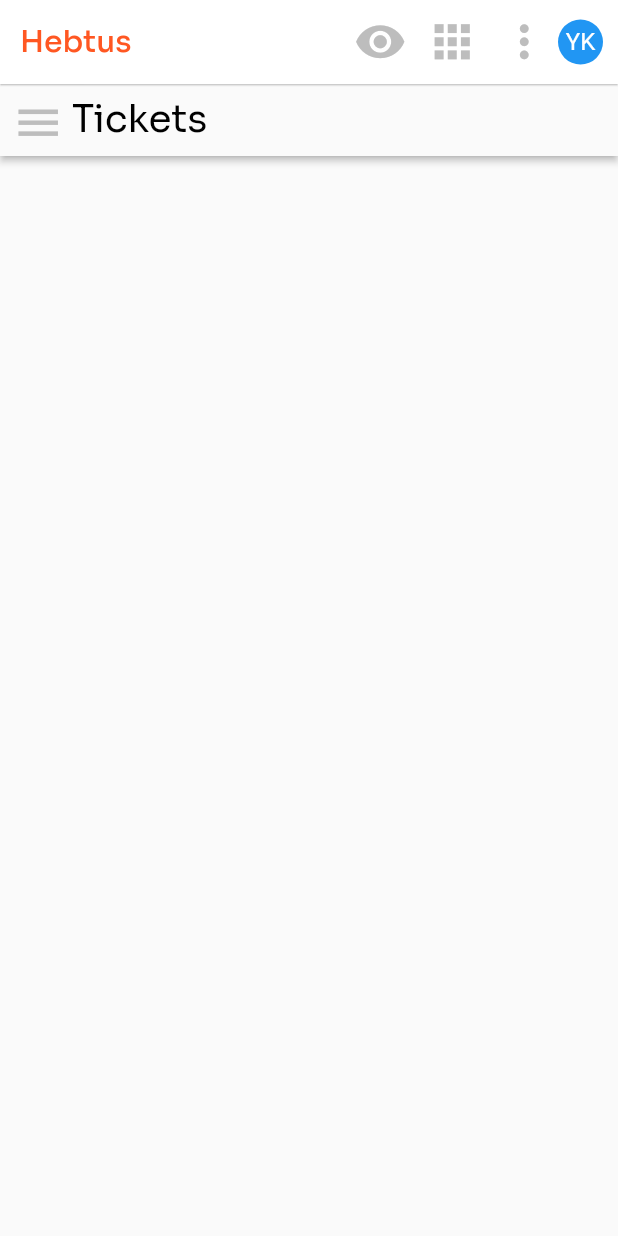
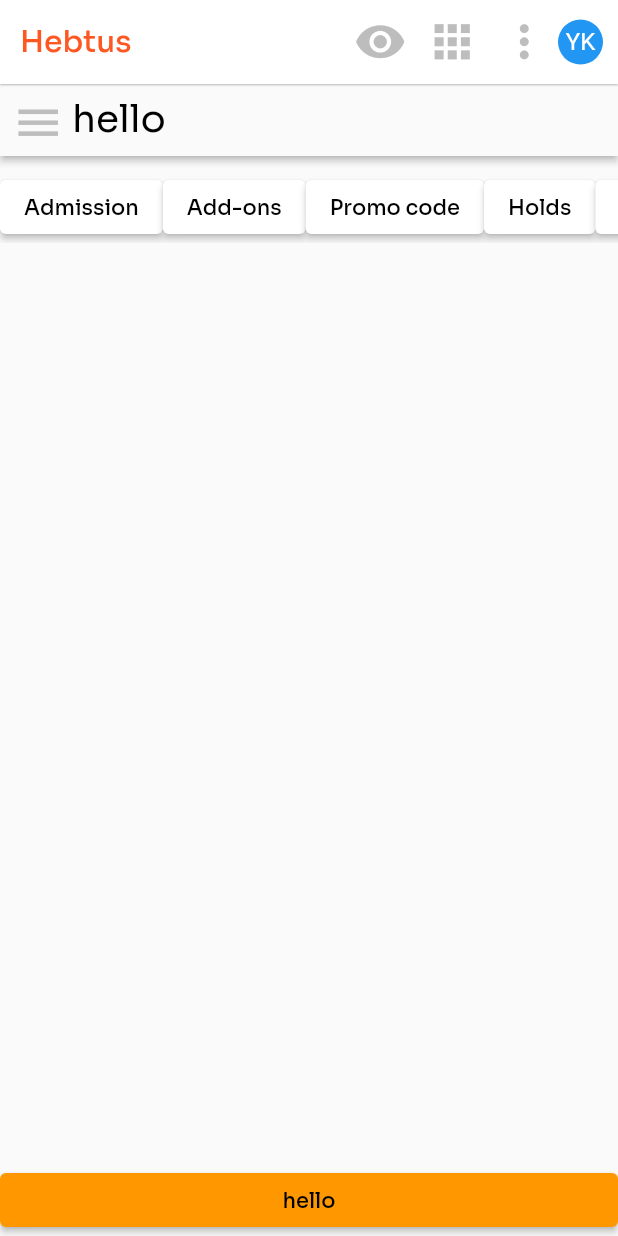
Before and after one commit to Hebtus/Cross-platform, a Flutter app: the Tickets screen opened directly, on a phone screen of 412 x 824 dp. Run offline on Flutter 3.47's test engine with Material 2 defaults, Android fonts, the phone set to English and light mode, and no system bars; our stand-ins replace flutter_svg, google_fonts.

Commit message:
textfiled limit and tickets start
fixed the character limit in textfiled in basic info and made the tab navigation for tickets page

```diff
--- a/hebtus_crossplatform/lib/main.dart
+++ b/hebtus_crossplatform/lib/main.dart
@@ -1,4 +1,5 @@
 import 'package:flutter/material.dart';
+import 'package:hebtus_crossplatform/screens/Creator/Tickets/TicketsAssign.dart';
 import 'package:hebtus_crossplatform/theme/style.dart';
 import 'package:provider/provider.dart';
 import 'screens/all_screens.dart';
--- a/hebtus_crossplatform/lib/screens/Creator/Tickets/TicketsAssign.dart
+++ b/hebtus_crossplatform/lib/screens/Creator/Tickets/TicketsAssign.dart
@@ -1,5 +1,12 @@
 import 'package:flutter/material.dart';
 import 'package:hebtus_crossplatform/screens/Creator/Components/CreatorComponents.dart';
+
+String pageTitle='hello';
+bool  buttonAdmission=true;
+bool  buttonAddons=false;
+bool  buttonPromoCode=false;
+bool  buttonHold=false;
+bool  buttonSettings=false;
 class Tickets extends StatefulWidget {
   const Tickets({Key? key}) : super(key: key);
 
@@ -13,26 +20,148 @@ class _TicketsState extends State<Tickets> {
   @override
   Widget build(BuildContext context) {
     return Scaffold(
+        bottomSheet: Container(
+          width: MediaQuery.of(context).size.width,
+          child: ElevatedButton(onPressed: () {  }, child: Text('hello'),),
+        ),
         key: _globalKey,
         appBar: appBarModule(),
-    drawer: appDrawer(context),
-    body: SingleChildScrollView(
-    child: Column(
-    children: [
-    sideMenuModule(_globalKey,'Tickets'),
+        drawer: appDrawer(context),
+        body: SingleChildScrollView(
+            child: Column(children: [
+
+            sideMenuModule(_globalKey, pageTitle),
+              SizedBox(
+                height: 10,
+              ),
+              SingleChildScrollView(
+                scrollDirection: Axis.horizontal,
+                child: Row(
+                  children: [
+                    ElevatedButton(onPressed: (){
+                      setState(() {
+                         buttonAdmission=true;
+                         buttonAddons=  buttonAddons?false:false;
+                         buttonPromoCode= buttonPromoCode?false:false;
+                         buttonHold=buttonHold?false:false;
+                         buttonSettings=buttonSettings?false:false;
+                         pageTitle='Tickets';
+                      });
+
+                    },
+                        child: Text('Admission'),
+                      style: ElevatedButton.styleFrom(
+                        backgroundColor: Colors.white,
+                      )
+
+
+
+                    ),
+                    ElevatedButton(onPressed: (){
+                      setState(() {
+                        buttonAdmission=buttonAdmission?false:false;
+                        buttonAddons=  true;
+                        buttonPromoCode= buttonPromoCode?false:false;
+                        buttonHold=buttonHold?false:false;
+                        buttonSettings=buttonSettings?false:false;
+                        pageTitle='Add-ons';
+                      });
+
+                    },
+                        child: Text('Add-ons'),
+                        style: ElevatedButton.styleFrom(
+                          backgroundColor: Colors.white,
+                        )
+
+
+
+                    ),
+                    ElevatedButton(onPressed: (){
+                      setState(() {
+                        buttonAdmission=buttonAdmission?false:false;
+                        buttonAddons=  buttonAddons?false:false;
+                        buttonPromoCode= true;
+                        buttonHold=buttonHold?false:false;
+                        buttonSettings=buttonSettings?false:false;
+                        pageTitle='Promo code';
+                      });
+
+                    },
+                        child: Text('Promo code'),
+                        style: ElevatedButton.styleFrom(
+                          backgroundColor: Colors.white,
+                        )
+
+
+
+                    ),
+                    ElevatedButton(onPressed: (){
+                      setState(() {
+                        buttonAdmission=buttonAdmission?false:false;
+                        buttonAddons=  buttonAddons?false:false;
+                        buttonPromoCode= buttonPromoCode?false:false;
+                        buttonHold=true;
+                        buttonSettings=buttonSettings?false:false;
+                        pageTitle='Holds';
+                      });
+
+                    },
+                        child: Text('Holds'),
+                        style: ElevatedButton.styleFrom(
+                          backgroundColor: Colors.white,
+                        )
+
+
+
+                    ),
+                    ElevatedButton(onPressed: (){
+                      setState(() {
+                        buttonAdmission=buttonAdmission?false:false;
+                        buttonAddons=  buttonAddons?false:false;
+                        buttonPromoCode= buttonPromoCode?false:false;
+                        buttonHold=buttonHold?false:false;
+                        buttonSettings=true;
+                        pageTitle='Settings';
+                      });
+
+                    },
+                        child: Text('Settings'),
+                        style: ElevatedButton.styleFrom(
+                          backgroundColor: Colors.white,
+                        )
+
+
+
+                    ),
 
 
 
 
 
 
-])
 
-    )
+
+                  ],
+
+                ),
+              ),
+              if (buttonAdmission) ...[],
+              if (buttonAddons) ...[],
+              if (buttonPromoCode) ...[],
+              if (buttonHold) ...[],
+              if (buttonSettings) ...[
 
 
 
 
+              ],
+
+
+
+
+        ]
+            )
+        )
     );
   }
 }
```
Also changed, not shown: hebtus_crossplatform/lib/screens/Creator/BasicInfo/BasicInfo.dart (+5 -3 lines).
